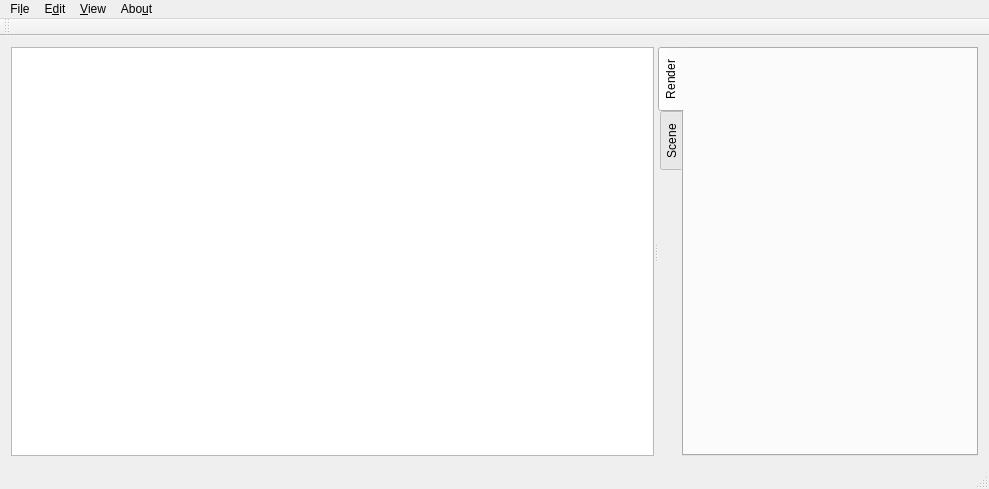
zhehangd/qjulia2, file src/gui/mainwindow.ui: the form before one commit.
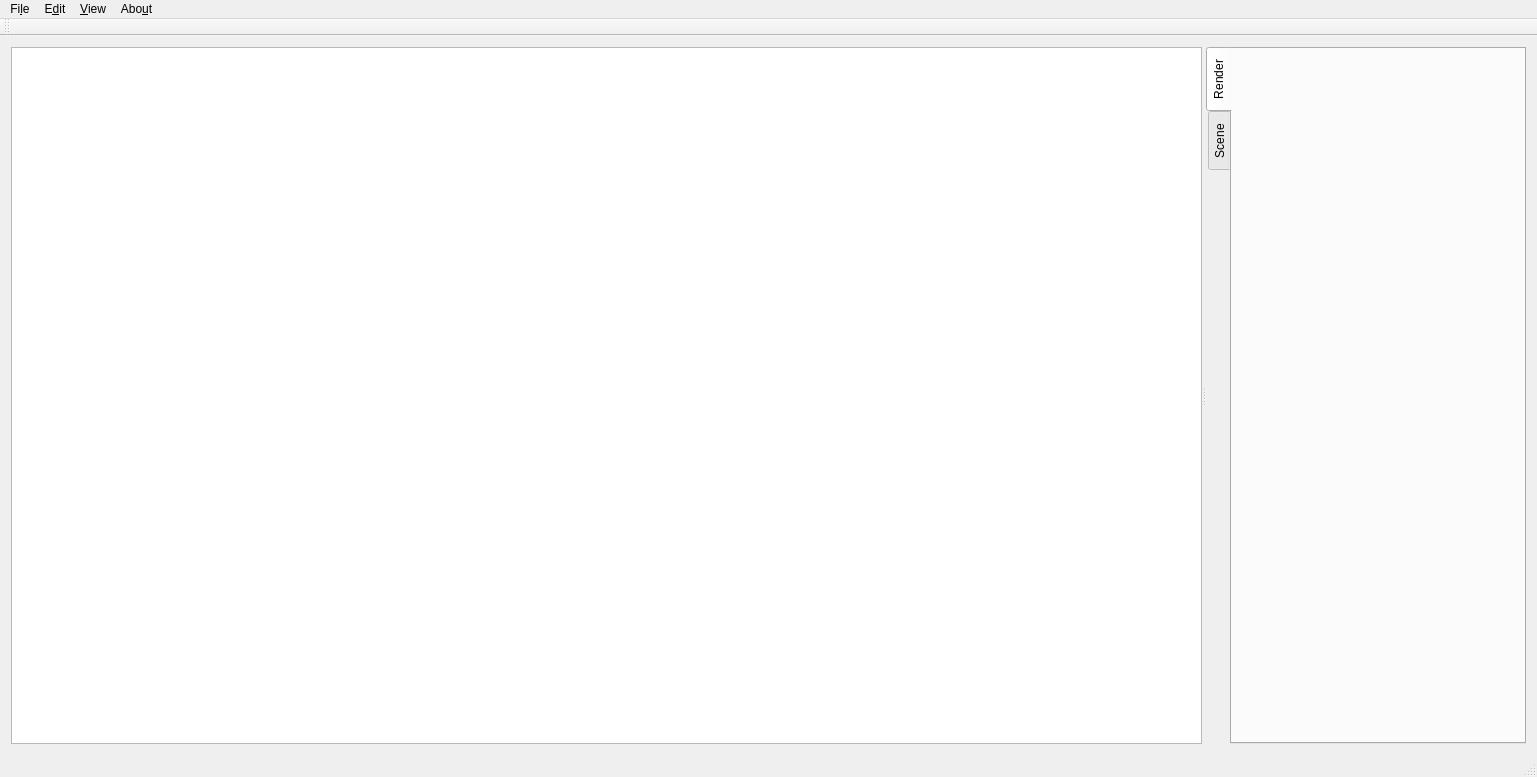
The form after the commit. Custom widgets are drawn as their Qt base class.

Commit message: Larger window and larger default resolution

Patch:
```diff
--- a/src/gui/mainwindow.ui
+++ b/src/gui/mainwindow.ui
@@ -6,8 +6,8 @@
    <rect>
     <x>0</x>
     <y>0</y>
-    <width>989</width>
-    <height>489</height>
+    <width>1537</width>
+    <height>777</height>
    </rect>
   </property>
   <property name="windowTitle">
@@ -73,7 +73,7 @@
     <rect>
      <x>0</x>
      <y>0</y>
-     <width>989</width>
+     <width>1537</width>
      <height>20</height>
     </rect>
    </property>
```
The commit also changes 1 other file.
